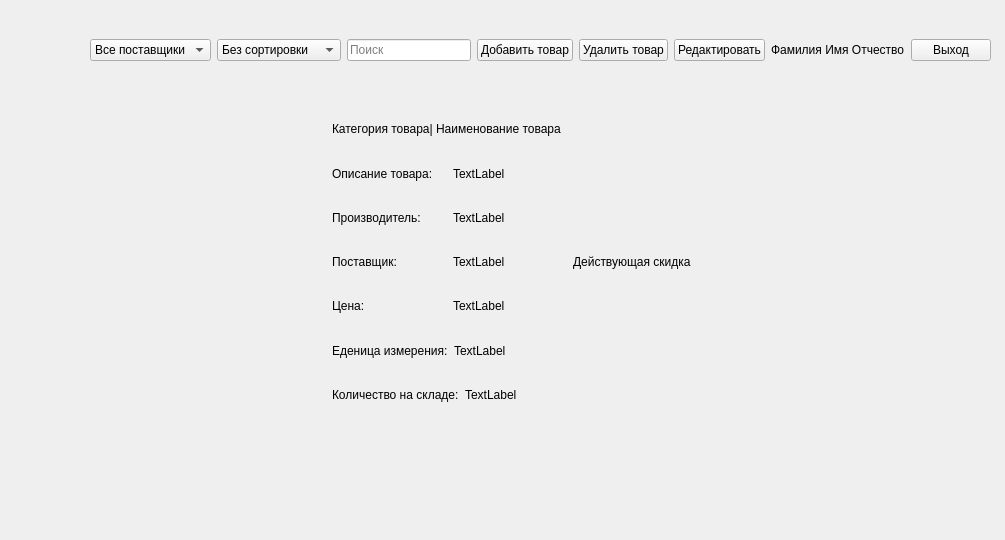
First picture: the form in design/products.ui, repository Herehs/DemoExam, before the edit.
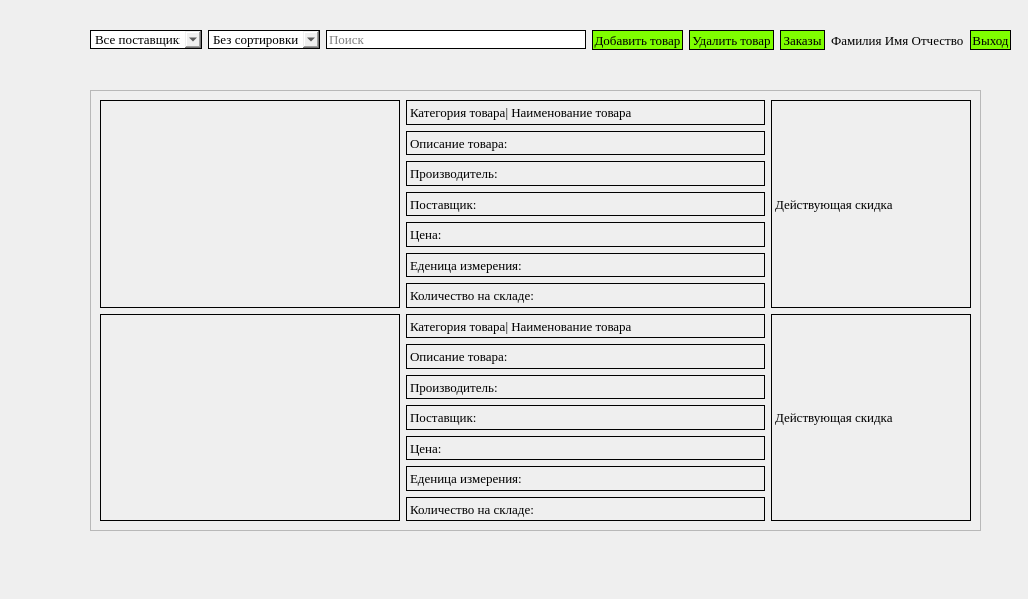
Second picture: the form after the edit. Icons and pictures are not drawn.

Patch:
```diff
--- a/design/products.ui
+++ b/design/products.ui
@@ -6,10 +6,16 @@
    <rect>
     <x>0</x>
     <y>0</y>
-    <width>1005</width>
-    <height>540</height>
+    <width>1028</width>
+    <height>599</height>
    </rect>
   </property>
+  <property name="minimumSize">
+   <size>
+    <width>0</width>
+    <height>0</height>
+   </size>
+  </property>
   <property name="windowTitle">
    <string>MainWindow</string>
   </property>
@@ -33,173 +39,12 @@
      <bool>true</bool>
     </property>
    </widget>
-   <widget class="QWidget" name="verticalLayoutWidget_2">
-    <property name="geometry">
-     <rect>
-      <x>90</x>
-      <y>110</y>
-      <width>719</width>
-      <height>304</height>
-     </rect>
-    </property>
-    <layout class="QVBoxLayout" name="verticalLayout_2">
-     <item>
-      <layout class="QHBoxLayout" name="horizontalLayout_9">
-       <item>
-        <widget class="QLabel" name="label">
-         <property name="maximumSize">
-          <size>
-           <width>300</width>
-           <height>300</height>
-          </size>
-         </property>
-         <property name="text">
-          <string/>
-         </property>
-         <property name="pixmap">
-          <pixmap>../import/1.jpg</pixmap>
-         </property>
-         <property name="scaledContents">
-          <bool>true</bool>
-         </property>
-        </widget>
-       </item>
-       <item>
-        <layout class="QVBoxLayout" name="verticalLayout">
-         <item>
-          <widget class="QLabel" name="label_2">
-           <property name="text">
-            <string>Категория товара| Наименование товара</string>
-           </property>
-          </widget>
-         </item>
-         <item>
-          <layout class="QHBoxLayout" name="horizontalLayout_2">
-           <item>
-            <widget class="QLabel" name="label_3">
-             <property name="text">
-              <string>Описание товара:</string>
-             </property>
-            </widget>
-           </item>
-           <item>
-            <widget class="QLabel" name="label_8">
-             <property name="text">
-              <string>TextLabel</string>
-             </property>
-            </widget>
-           </item>
-          </layout>
-         </item>
-         <item>
-          <layout class="QHBoxLayout" name="horizontalLayout_4">
-           <item>
-            <widget class="QLabel" name="label_7">
-             <property name="text">
-              <string>Производитель:</string>
-             </property>
-            </widget>
-           </item>
-           <item>
-            <widget class="QLabel" name="label_10">
-             <property name="text">
-              <string>TextLabel</string>
-             </property>
-            </widget>
-           </item>
-          </layout>
-         </item>
-         <item>
-          <layout class="QHBoxLayout" name="horizontalLayout_5">
-           <item>
-            <widget class="QLabel" name="label_11">
-             <property name="text">
-              <string>Поставщик:</string>
-             </property>
-            </widget>
-           </item>
-           <item>
-            <widget class="QLabel" name="label_12">
-             <property name="text">
-              <string>TextLabel</string>
-             </property>
-            </widget>
-           </item>
-          </layout>
-         </item>
-         <item>
-          <layout class="QHBoxLayout" name="horizontalLayout_6">
-           <item>
-            <widget class="QLabel" name="label_13">
-             <property name="text">
-              <string>Цена:</string>
-             </property>
-            </widget>
-           </item>
-           <item>
-            <widget class="QLabel" name="label_14">
-             <property name="text">
-              <string>TextLabel</string>
-             </property>
-            </widget>
-           </item>
-          </layout>
-         </item>
-         <item>
-          <layout class="QHBoxLayout" name="horizontalLayout_7">
-           <item>
-            <widget class="QLabel" name="label_15">
-             <property name="text">
-              <string>Еденица измерения:</string>
-             </property>
-            </widget>
-           </item>
-           <item>
-            <widget class="QLabel" name="label_16">
-             <property name="text">
-              <string>TextLabel</string>
-             </property>
-            </widget>
-           </item>
-          </layout>
-         </item>
-         <item>
-          <layout class="QHBoxLayout" name="horizontalLayout_8">
-           <item>
-            <widget class="QLabel" name="label_17">
-             <property name="text">
-              <string>Количество на складе:</string>
-             </property>
-            </widget>
-           </item>
-           <item>
-            <widget class="QLabel" name="label_18">
-             <property name="text">
-              <string>TextLabel</string>
-             </property>
-            </widget>
-           </item>
-          </layout>
-         </item>
-        </layout>
-       </item>
-       <item>
-        <widget class="QLabel" name="label_19">
-         <property name="text">
-          <string>Действующая скидка</string>
-         </property>
-        </widget>
-       </item>
-      </layout>
-     </item>
-    </layout>
-   </widget>
    <widget class="QWidget" name="gridLayoutWidget">
     <property name="geometry">
      <rect>
       <x>90</x>
-      <y>10</y>
-      <width>901</width>
+      <y>0</y>
+      <width>921</width>
       <height>80</height>
      </rect>
     </property>
@@ -207,7 +52,22 @@
      <item row="0" column="0">
       <layout class="QHBoxLayout" name="horizontalLayout_3">
        <item>
-        <widget class="QComboBox" name="supplier_filter_combobox">
+        <widget class="QComboBox" name="provider_input">
+         <property name="font">
+          <font>
+           <family>Times New Roman</family>
+           <pointsize>10</pointsize>
+          </font>
+         </property>
+         <property name="styleSheet">
+          <string notr="true">#provider_input {
+    border: 1px solid black;
+}
+
+#provider_input:hover {
+    border-color: #00FA9A;
+}</string>
+         </property>
          <item>
           <property name="text">
            <string>Все поставщики</string>
@@ -216,7 +76,22 @@
         </widget>
        </item>
        <item>
-        <widget class="QComboBox" name="sort_field_combobox">
+        <widget class="QComboBox" name="sort_input">
+         <property name="font">
+          <font>
+           <family>Times New Roman</family>
+           <pointsize>10</pointsize>
+          </font>
+         </property>
+         <property name="styleSheet">
+          <string notr="true">#sort_input {
+    border: 1px solid black;
+}
+
+#sort_input:hover {
+    border-color: #00FA9A;
+}</string>
+         </property>
          <property name="currentText">
           <string>Без сортировки</string>
          </property>
@@ -239,6 +114,21 @@
        </item>
        <item>
         <widget class="QLineEdit" name="search_input">
+         <property name="font">
+          <font>
+           <family>Times New Roman</family>
+           <pointsize>10</pointsize>
+          </font>
+         </property>
+         <property name="styleSheet">
+          <string notr="true">#search_input {
+    border: 1px solid black;
+}
+
+#search_input:hover {
+    border-color: #00FA9A;
+}</string>
+         </property>
          <property name="text">
           <string/>
          </property>
@@ -251,6 +141,28 @@
         <layout class="QHBoxLayout" name="horizontalLayout_10">
          <item>
           <widget class="QPushButton" name="add_product_button">
+           <property name="minimumSize">
+            <size>
+             <width>91</width>
+             <height>20</height>
+            </size>
+           </property>
+           <property name="font">
+            <font>
+             <family>Times New Roman</family>
+             <pointsize>10</pointsize>
+            </font>
+           </property>
+           <property name="styleSheet">
+            <string notr="true">#add_product_button {
+    background-color: #7FFF00;
+    border: 1px solid black;
+}
+
+#add_product_button:hover {
+    background-color: #00FA9A;
+}</string>
+           </property>
            <property name="text">
             <string>Добавить товар</string>
            </property>
@@ -258,15 +170,59 @@
          </item>
          <item>
           <widget class="QPushButton" name="delete_product_button">
+           <property name="minimumSize">
+            <size>
+             <width>85</width>
+             <height>20</height>
+            </size>
+           </property>
+           <property name="font">
+            <font>
+             <family>Times New Roman</family>
+             <pointsize>10</pointsize>
+            </font>
+           </property>
+           <property name="styleSheet">
+            <string notr="true">#delete_product_button {
+    background-color: #7FFF00;
+    border: 1px solid black;
+}
+
+#delete_product_button:hover {
+    background-color: #00FA9A;
+}</string>
+           </property>
            <property name="text">
             <string>Удалить товар</string>
            </property>
           </widget>
          </item>
          <item>
-          <widget class="QPushButton" name="pushButton">
+          <widget class="QPushButton" name="order_button">
+           <property name="minimumSize">
+            <size>
+             <width>45</width>
+             <height>20</height>
+            </size>
+           </property>
+           <property name="font">
+            <font>
+             <family>Times New Roman</family>
+             <pointsize>10</pointsize>
+            </font>
+           </property>
+           <property name="styleSheet">
+            <string notr="true">#order_button {
+    background-color: #7FFF00;
+    border: 1px solid black;
+}
+
+#order_button:hover {
+    background-color: #00FA9A;
+}</string>
+           </property>
            <property name="text">
-            <string>Редактировать</string>
+            <string>Заказы</string>
            </property>
           </widget>
          </item>
@@ -277,7 +233,13 @@
      <item row="0" column="1">
       <layout class="QHBoxLayout" name="horizontalLayout">
        <item>
-        <widget class="QLabel" name="user_fio_label">
+        <widget class="QLabel" name="user_fio">
+         <property name="font">
+          <font>
+           <family>Times New Roman</family>
+           <pointsize>10</pointsize>
+          </font>
+         </property>
          <property name="text">
           <string>Фамилия Имя Отчество</string>
          </property>
@@ -285,6 +247,28 @@
        </item>
        <item>
         <widget class="QPushButton" name="logout_button">
+         <property name="minimumSize">
+          <size>
+           <width>41</width>
+           <height>20</height>
+          </size>
+         </property>
+         <property name="font">
+          <font>
+           <family>Times New Roman</family>
+           <pointsize>10</pointsize>
+          </font>
+         </property>
+         <property name="styleSheet">
+          <string notr="true">#logout_button {
+    background-color: #7FFF00;
+    border: 1px solid black;
+}
+
+#logout_button:hover {
+    background-color: #00FA9A;
+}</string>
+         </property>
          <property name="text">
           <string>Выход</string>
          </property>
@@ -294,6 +278,411 @@
      </item>
     </layout>
    </widget>
+   <widget class="QScrollArea" name="scrollArea">
+    <property name="geometry">
+     <rect>
+      <x>90</x>
+      <y>90</y>
+      <width>891</width>
+      <height>441</height>
+     </rect>
+    </property>
+    <property name="widgetResizable">
+     <bool>true</bool>
+    </property>
+    <widget class="QWidget" name="scrollAreaWidgetContents">
+     <property name="geometry">
+      <rect>
+       <x>0</x>
+       <y>0</y>
+       <width>872</width>
+       <height>636</height>
+      </rect>
+     </property>
+     <layout class="QVBoxLayout" name="verticalLayout_4">
+      <item>
+       <layout class="QVBoxLayout" name="verticalLayout_5">
+        <item>
+         <layout class="QVBoxLayout" name="verticalLayout_6">
+          <item>
+           <layout class="QHBoxLayout" name="horizontalLayout_11">
+            <item>
+             <widget class="QLabel" name="photo_2">
+              <property name="maximumSize">
+               <size>
+                <width>300</width>
+                <height>300</height>
+               </size>
+              </property>
+              <property name="styleSheet">
+               <string notr="true">
+border: 1px solid black;
+</string>
+              </property>
+              <property name="text">
+               <string/>
+              </property>
+              <property name="pixmap">
+               <pixmap>../import/1.jpg</pixmap>
+              </property>
+              <property name="scaledContents">
+               <bool>true</bool>
+              </property>
+             </widget>
+            </item>
+            <item>
+             <layout class="QVBoxLayout" name="verticalLayout_7">
+              <item>
+               <widget class="QLabel" name="label_4">
+                <property name="font">
+                 <font>
+                  <family>Times New Roman</family>
+                  <pointsize>10</pointsize>
+                 </font>
+                </property>
+                <property name="styleSheet">
+                 <string notr="true">
+border: 1px solid black;
+</string>
+                </property>
+                <property name="text">
+                 <string>Категория товара| Наименование товара</string>
+                </property>
+               </widget>
+              </item>
+              <item>
+               <widget class="QLabel" name="label_5">
+                <property name="font">
+                 <font>
+                  <family>Times New Roman</family>
+                  <pointsize>10</pointsize>
+                 </font>
+                </property>
+                <property name="styleSheet">
+                 <string notr="true">
+border: 1px solid black;
+</string>
+                </property>
+                <property name="text">
+                 <string>Описание товара:</string>
+                </property>
+               </widget>
+              </item>
+              <item>
+               <widget class="QLabel" name="label_8">
+                <property name="font">
+                 <font>
+                  <family>Times New Roman</family>
+                  <pointsize>10</pointsize>
+                 </font>
+                </property>
+                <property name="styleSheet">
+                 <string notr="true">
+border: 1px solid black;
+</string>
+                </property>
+                <property name="text">
+                 <string>Производитель:</string>
+                </property>
+               </widget>
+              </item>
+              <item>
+               <widget class="QLabel" name="label_12">
+                <property name="font">
+                 <font>
+                  <family>Times New Roman</family>
+                  <pointsize>10</pointsize>
+                 </font>
+                </property>
+                <property name="styleSheet">
+                 <string notr="true">
+border: 1px solid black;
+</string>
+                </property>
+                <property name="text">
+                 <string>Поставщик:</string>
+                </property>
+               </widget>
+              </item>
+              <item>
+               <widget class="QLabel" name="label_14">
+                <property name="font">
+                 <font>
+                  <family>Times New Roman</family>
+                  <pointsize>10</pointsize>
+                 </font>
+                </property>
+                <property name="styleSheet">
+                 <string notr="true">
+border: 1px solid black;
+</string>
+                </property>
+                <property name="text">
+                 <string>Цена:</string>
+                </property>
+               </widget>
+              </item>
+              <item>
+               <widget class="QLabel" name="label_16">
+                <property name="font">
+                 <font>
+                  <family>Times New Roman</family>
+                  <pointsize>10</pointsize>
+                 </font>
+                </property>
+                <property name="styleSheet">
+                 <string notr="true">
+border: 1px solid black;
+</string>
+                </property>
+                <property name="text">
+                 <string>Еденица измерения:</string>
+                </property>
+               </widget>
+              </item>
+              <item>
+               <widget class="QLabel" name="label_18">
+                <property name="font">
+                 <font>
+                  <family>Times New Roman</family>
+                  <pointsize>10</pointsize>
+                 </font>
+                </property>
+                <property name="styleSheet">
+                 <string notr="true">
+border: 1px solid black;
+</string>
+                </property>
+                <property name="text">
+                 <string>Количество на складе:</string>
+                </property>
+               </widget>
+              </item>
+             </layout>
+            </item>
+            <item>
+             <widget class="QLabel" name="sale_2">
+              <property name="maximumSize">
+               <size>
+                <width>200</width>
+                <height>16777215</height>
+               </size>
+              </property>
+              <property name="font">
+               <font>
+                <family>Times New Roman</family>
+                <pointsize>10</pointsize>
+               </font>
+              </property>
+              <property name="styleSheet">
+               <string notr="true">
+border: 1px solid black;
+</string>
+              </property>
+              <property name="text">
+               <string>Действующая скидка</string>
+              </property>
+             </widget>
+            </item>
+           </layout>
+          </item>
+         </layout>
+        </item>
+       </layout>
+      </item>
+      <item>
+       <layout class="QVBoxLayout" name="verticalLayout_3">
+        <item>
+         <layout class="QVBoxLayout" name="verticalLayout_2">
+          <item>
+           <layout class="QHBoxLayout" name="horizontalLayout_9">
+            <item>
+             <widget class="QLabel" name="photo">
+              <property name="maximumSize">
+               <size>
+                <width>300</width>
+                <height>300</height>
+               </size>
+              </property>
+              <property name="styleSheet">
+               <string notr="true">
+border: 1px solid black;
+</string>
+              </property>
+              <property name="text">
+               <string/>
+              </property>
+              <property name="pixmap">
+               <pixmap>../import/1.jpg</pixmap>
+              </property>
+              <property name="scaledContents">
+               <bool>true</bool>
+              </property>
+             </widget>
+            </item>
+            <item>
+             <layout class="QVBoxLayout" name="verticalLayout">
+              <item>
+               <widget class="QLabel" name="label_2">
+                <property name="font">
+                 <font>
+                  <family>Times New Roman</family>
+                  <pointsize>10</pointsize>
+                 </font>
+                </property>
+                <property name="styleSheet">
+                 <string notr="true">
+border: 1px solid black;
+</string>
+                </property>
+                <property name="text">
+                 <string>Категория товара| Наименование товара</string>
+                </property>
+               </widget>
+              </item>
+              <item>
+               <widget class="QLabel" name="label_3">
+                <property name="font">
+                 <font>
+                  <family>Times New Roman</family>
+                  <pointsize>10</pointsize>
+                 </font>
+                </property>
+                <property name="styleSheet">
+                 <string notr="true">
+border: 1px solid black;
+</string>
+                </property>
+                <property name="text">
+                 <string>Описание товара:</string>
+                </property>
+               </widget>
+              </item>
+              <item>
+               <widget class="QLabel" name="label_7">
+                <property name="font">
+                 <font>
+                  <family>Times New Roman</family>
+                  <pointsize>10</pointsize>
+                 </font>
+                </property>
+                <property name="styleSheet">
+                 <string notr="true">
+border: 1px solid black;
+</string>
+                </property>
+                <property name="text">
+                 <string>Производитель:</string>
+                </property>
+               </widget>
+              </item>
+              <item>
+               <widget class="QLabel" name="label_11">
+                <property name="font">
+                 <font>
+                  <family>Times New Roman</family>
+                  <pointsize>10</pointsize>
+                 </font>
+                </property>
+                <property name="styleSheet">
+                 <string notr="true">
+border: 1px solid black;
+</string>
+                </property>
+                <property name="text">
+                 <string>Поставщик:</string>
+                </property>
+               </widget>
+              </item>
+              <item>
+               <widget class="QLabel" name="label_13">
+                <property name="font">
+                 <font>
+                  <family>Times New Roman</family>
+                  <pointsize>10</pointsize>
+                 </font>
+                </property>
+                <property name="styleSheet">
+                 <string notr="true">
+border: 1px solid black;
+</string>
+                </property>
+                <property name="text">
+                 <string>Цена:</string>
+                </property>
+               </widget>
+              </item>
+              <item>
+               <widget class="QLabel" name="label_15">
+                <property name="font">
+                 <font>
+                  <family>Times New Roman</family>
+                  <pointsize>10</pointsize>
+                 </font>
+                </property>
+                <property name="styleSheet">
+                 <string notr="true">
+border: 1px solid black;
+</string>
+                </property>
+                <property name="text">
+                 <string>Еденица измерения:</string>
+                </property>
+               </widget>
+              </item>
+              <item>
+               <widget class="QLabel" name="label_17">
+                <property name="font">
+                 <font>
+                  <family>Times New Roman</family>
+                  <pointsize>10</pointsize>
+                 </font>
+                </property>
+                <property name="styleSheet">
+                 <string notr="true">
+border: 1px solid black;
+</string>
+                </property>
+                <property name="text">
+                 <string>Количество на складе:</string>
+                </property>
+               </widget>
+              </item>
+             </layout>
+            </item>
+            <item>
+             <widget class="QLabel" name="sale">
+              <property name="maximumSize">
+               <size>
+                <width>200</width>
+                <height>16777215</height>
+               </size>
+              </property>
+              <property name="font">
+               <font>
+                <family>Times New Roman</family>
+                <pointsize>10</pointsize>
+               </font>
+              </property>
+              <property name="styleSheet">
+               <string notr="true">
+border: 1px solid black;
+</string>
+              </property>
+              <property name="text">
+               <string>Действующая скидка</string>
+              </property>
+             </widget>
+            </item>
+           </layout>
+          </item>
+         </layout>
+        </item>
+       </layout>
+      </item>
+     </layout>
+    </widget>
+   </widget>
   </widget>
  </widget>
  <resources/>
```
